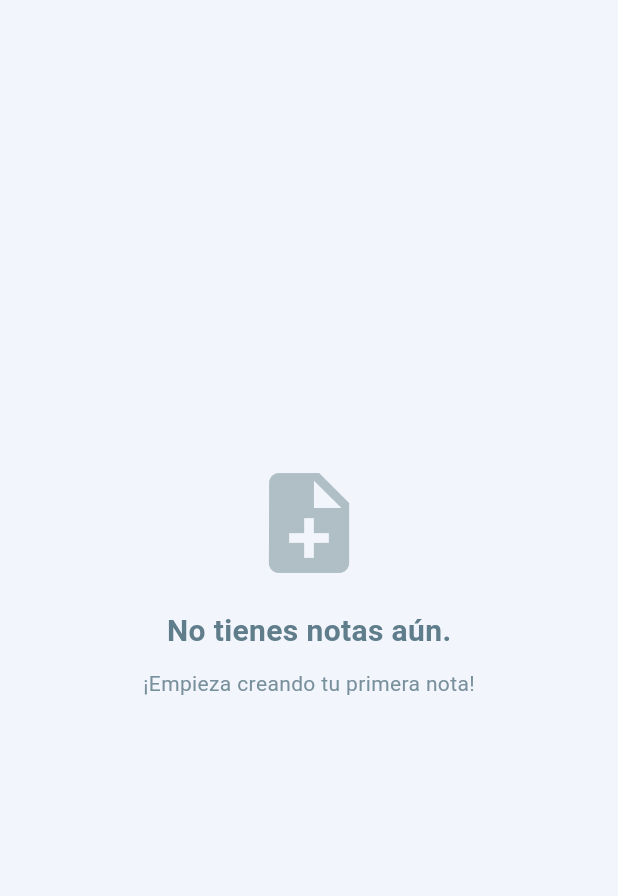
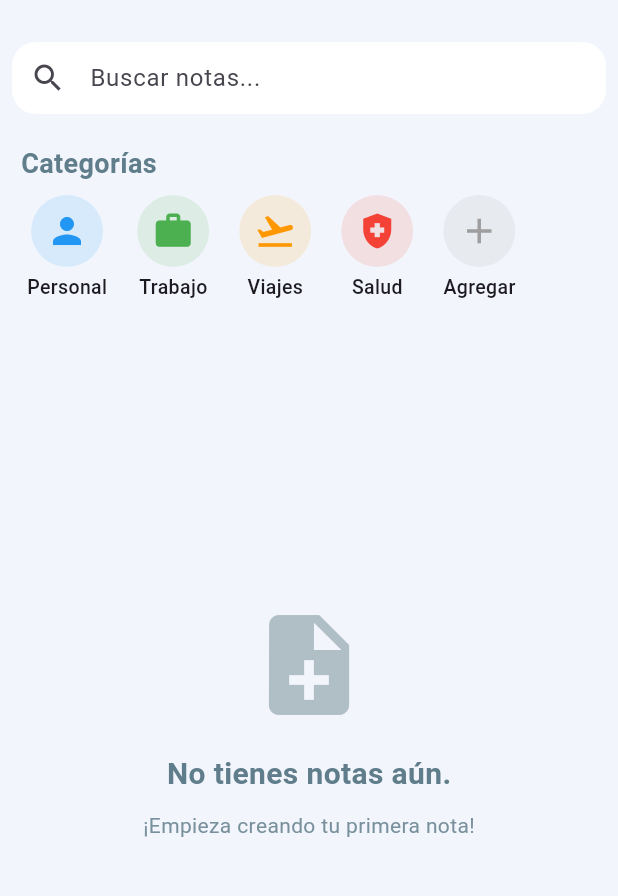
Before and after one commit to Marlon042/Notas-discretas1, a Flutter app: the HomeScreen screen opened by its route, on a phone screen of 412 x 824 dp, the part 105-1001 px from its top. Run offline on Flutter 3.47's test engine with Material 3 defaults, Android fonts, the phone set to English and light mode, and no system bars; our stand-ins replace bloc, cloud_firestore, equatable, firebase_auth, firebase_core, flutter_bloc; accounts and stored records are empty.

Commit message:
Update home_screen.dart
Agregadas categorias
aun no funcionan

```diff
--- a/lib/features/notes/screens/home_screen.dart
+++ b/lib/features/notes/screens/home_screen.dart
@@ -72,14 +72,85 @@ class HomeScreen extends StatelessWidget {
           backgroundColor: Colors.transparent,
         ),
       ),
-      // <<<< CUSTOM WIDTH FOR DRAWER HERE!
-      drawer: SizedBox(
-        width: 260, // Cambia este valor para ajustar el ancho del Drawer
-        child: _CustomDrawer(user: user),
-      ),
+      drawer: SizedBox(width: 260, child: _CustomDrawer(user: user)),
       backgroundColor: const Color(0xFFF2F6FC),
       body: Padding(
         padding: const EdgeInsets.only(top: 90.0, left: 8, right: 8),
+        child: Column(
+          crossAxisAlignment: CrossAxisAlignment.start,
+          children: [
+            // BARRA DE BUSQUEDA
+            Padding(
+              padding: const EdgeInsets.symmetric(vertical: 8.0),
+              child: TextField(
+                decoration: InputDecoration(
+                  hintText: 'Buscar notas...',
+                  prefixIcon: Icon(Icons.search),
+                  filled: true,
+                  fillColor: Colors.white,
+                  contentPadding: EdgeInsets.symmetric(
+                    vertical: 0,
+                    horizontal: 16,
+                  ),
+                  border: OutlineInputBorder(
+                    borderRadius: BorderRadius.circular(16),
+                    borderSide: BorderSide.none,
+                  ),
+                ),
+                // TODO: Implementar búsqueda si lo deseas
+              ),
+            ),
+            const SizedBox(height: 12),
+            // "CATEGORIAS"
+            const Padding(
+              padding: EdgeInsets.symmetric(horizontal: 6.0),
+              child: Text(
+                'Categorías',
+                style: TextStyle(
+                  fontSize: 18,
+                  fontWeight: FontWeight.bold,
+                  color: Colors.blueGrey,
+                ),
+              ),
+            ),
+            const SizedBox(height: 8),
+            // FILA DE ICONOS DE CATEGORIAS
+            SizedBox(
+              height: 72,
+              child: ListView(
+                scrollDirection: Axis.horizontal,
+                children: const [
+                  _CategoryIcon(
+                    icon: Icons.person,
+                    label: "Personal",
+                    color: Colors.blue,
+                  ),
+                  _CategoryIcon(
+                    icon: Icons.work,
+                    label: "Trabajo",
+                    color: Colors.green,
+                  ),
+                  _CategoryIcon(
+                    icon: Icons.flight_takeoff,
+                    label: "Viajes",
+                    color: Colors.orange,
+                  ),
+                  _CategoryIcon(
+                    icon: Icons.health_and_safety,
+                    label: "Salud",
+                    color: Colors.red,
+                  ),
+                  _CategoryIcon(
+                    icon: Icons.add,
+                    label: "Agregar",
+                    color: Colors.grey,
+                  ),
+                ],
+              ),
+            ),
+            const SizedBox(height: 8),
+            // NOTAS (usa tu BlocBuilder aquí)
+            Expanded(
               child: BlocBuilder<NoteBloc, NoteState>(
                 builder: (context, state) {
                   if (state is NoteLoading) {
@@ -145,7 +216,10 @@ class HomeScreen extends StatelessWidget {
                                 ClipRRect(
                                   borderRadius: BorderRadius.circular(24),
                                   child: BackdropFilter(
-                              filter: ImageFilter.blur(sigmaX: 8, sigmaY: 8),
+                                    filter: ImageFilter.blur(
+                                      sigmaX: 8,
+                                      sigmaY: 8,
+                                    ),
                                     child: Container(
                                       height: 120,
                                       decoration: BoxDecoration(
@@ -153,7 +227,9 @@ class HomeScreen extends StatelessWidget {
                                         borderRadius: BorderRadius.circular(24),
                                         boxShadow: [
                                           BoxShadow(
-                                      color: Colors.blueGrey.withOpacity(0.12),
+                                            color: Colors.blueGrey.withOpacity(
+                                              0.12,
+                                            ),
                                             blurRadius: 16,
                                             offset: const Offset(0, 6),
                                           ),
@@ -172,7 +248,8 @@ class HomeScreen extends StatelessWidget {
                                     borderRadius: BorderRadius.circular(24),
                                   ),
                                   child: Row(
-                              crossAxisAlignment: CrossAxisAlignment.start,
+                                    crossAxisAlignment:
+                                        CrossAxisAlignment.start,
                                     children: [
                                       CircleAvatar(
                                         radius: 28,
@@ -197,24 +274,29 @@ class HomeScreen extends StatelessWidget {
                                                         ? note.title
                                                         : 'Sin título',
                                                     style: const TextStyle(
-                                                fontWeight: FontWeight.bold,
+                                                      fontWeight:
+                                                          FontWeight.bold,
                                                       fontSize: 19,
                                                       color: Colors.black87,
                                                     ),
                                                     maxLines: 1,
-                                              overflow: TextOverflow.ellipsis,
+                                                    overflow:
+                                                        TextOverflow.ellipsis,
                                                   ),
                                                 ),
                                                 const SizedBox(width: 5),
                                                 Container(
-                                            padding: const EdgeInsets.symmetric(
+                                                  padding:
+                                                      const EdgeInsets.symmetric(
                                                         horizontal: 7,
                                                         vertical: 1,
                                                       ),
                                                   decoration: BoxDecoration(
                                                     color: Colors.blue[50],
                                                     borderRadius:
-                                                  BorderRadius.circular(8),
+                                                        BorderRadius.circular(
+                                                          8,
+                                                        ),
                                                   ),
                                                   child: Row(
                                                     children: [
@@ -228,7 +310,8 @@ class HomeScreen extends StatelessWidget {
                                                         dateStr,
                                                         style: const TextStyle(
                                                           fontSize: 12,
-                                                    color: Colors.blueGrey,
+                                                          color:
+                                                              Colors.blueGrey,
                                                         ),
                                                       ),
                                                     ],
@@ -268,6 +351,42 @@ class HomeScreen extends StatelessWidget {
                 },
               ),
             ),
+          ],
+        ),
+      ),
+    );
+  }
+}
+
+class _CategoryIcon extends StatelessWidget {
+  final IconData icon;
+  final String label;
+  final Color color;
+
+  const _CategoryIcon({
+    required this.icon,
+    required this.label,
+    required this.color,
+  });
+
+  @override
+  Widget build(BuildContext context) {
+    return Padding(
+      padding: const EdgeInsets.symmetric(horizontal: 10.0),
+      child: Column(
+        children: [
+          CircleAvatar(
+            radius: 24,
+            backgroundColor: color.withOpacity(0.13),
+            child: Icon(icon, color: color, size: 28),
+          ),
+          const SizedBox(height: 4),
+          Text(
+            label,
+            style: const TextStyle(fontSize: 13, fontWeight: FontWeight.w500),
+          ),
+        ],
+      ),
     );
   }
 }
@@ -278,7 +397,6 @@ class _CustomDrawer extends StatelessWidget {
 
   @override
   Widget build(BuildContext context) {
-    // Elimina el Container(width: drawerWidth, ...) y deja solo el Stack
     return Stack(
       fit: StackFit.expand,
       children: [
```
Lines whose indentation alone changed are shown as unchanged.
